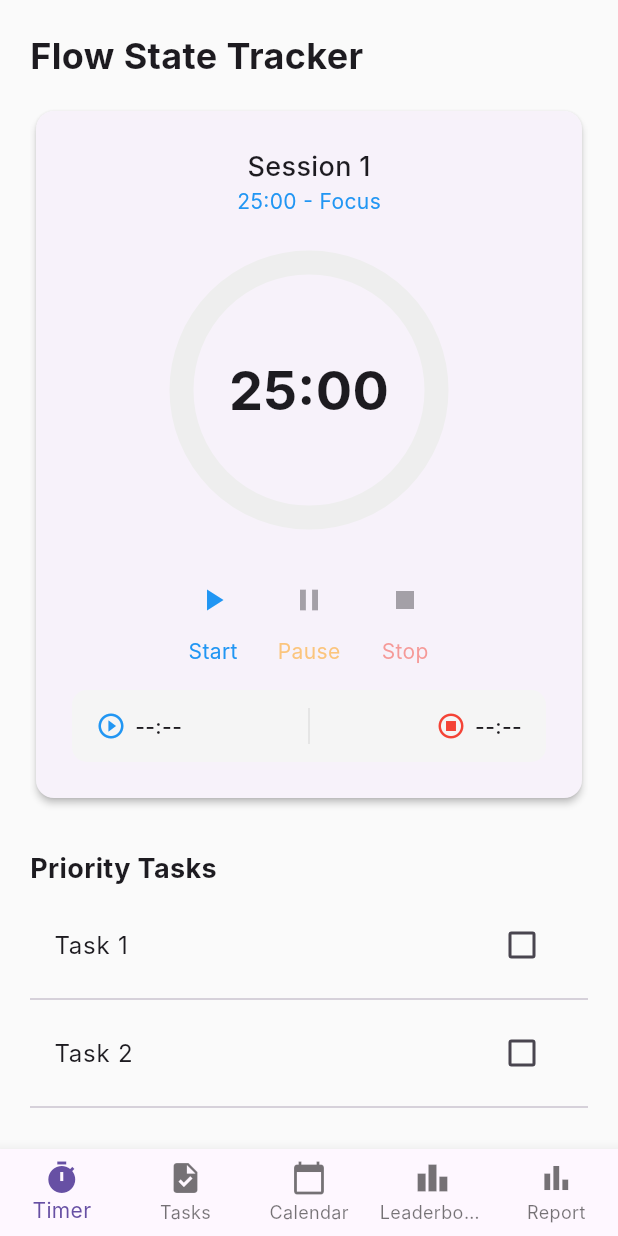
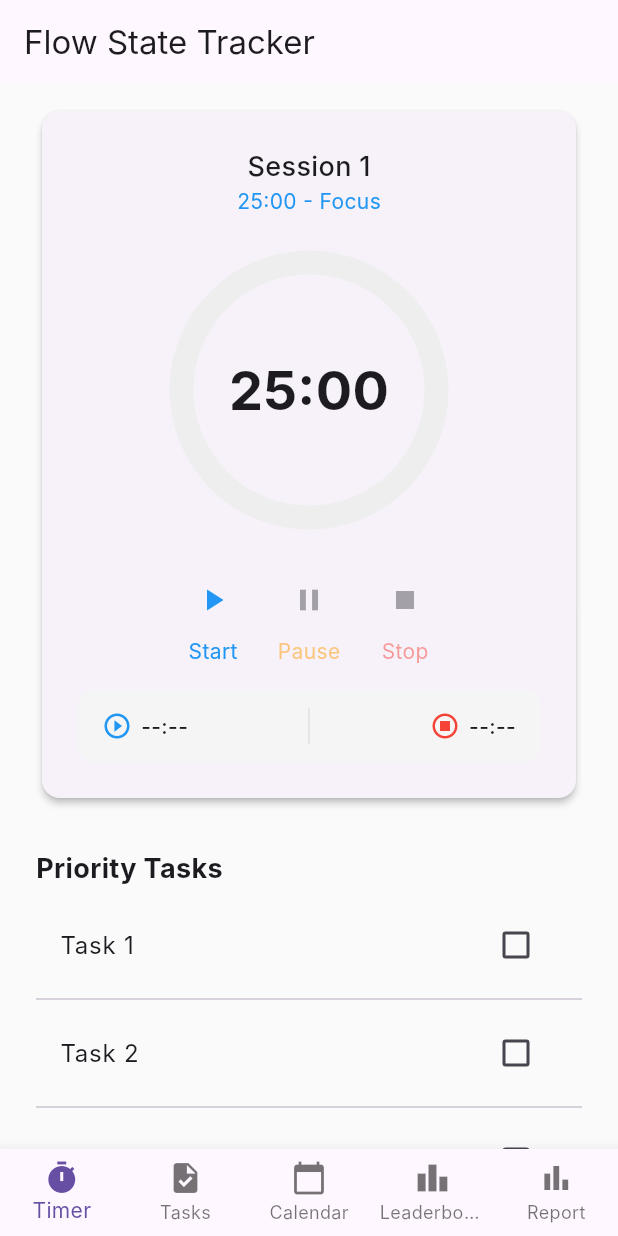
Before and after one commit to flowcus-tracker/flowcus-fe, a Flutter app: the screen it shows after launch, on a phone screen of 412 x 824 dp. Run offline on Flutter 3.47's test engine with Material 3 defaults, Android fonts, the phone set to English and light mode, and no system bars; our stand-ins replace syncfusion_flutter_calendar; Roboto replaces fonts that are missing (Inter).

Commit message:
improved title

```diff
--- a/lib/pages/timer_page.dart
+++ b/lib/pages/timer_page.dart
@@ -138,18 +138,22 @@ class _TimerPageState extends State<TimerPage> {
 
   @override
   Widget build(BuildContext context) {
-    return Padding(
-      padding: const EdgeInsets.all(20.0),
+    return Scaffold(
+      appBar: AppBar(
+        title: const Text('Flow State Tracker'),
+      ),
+      body: Padding(
+        padding: const EdgeInsets.symmetric(
+            horizontal: 24.0
+        ),
         child: Column(
           crossAxisAlignment: CrossAxisAlignment.start,
           children: [
-          const Text('Flow State Tracker',
-              style: TextStyle(fontSize: 24, fontWeight: FontWeight.bold)),
-          const SizedBox(height: 16),
             Expanded(
               child: SingleChildScrollView(
                 child: Column(
                   children: [
+                    const SizedBox(height: 14),
                     _buildTimerSection(),
                     const SizedBox(height: 30),
                     _buildPriorityTasks(),
@@ -158,6 +162,7 @@ class _TimerPageState extends State<TimerPage> {
               ),
             ),
           ],
+        ),
       ),
     );
   }
```
Also changed, not shown: pubspec.lock, 125 other files. Lines whose indentation alone changed are shown as unchanged.
